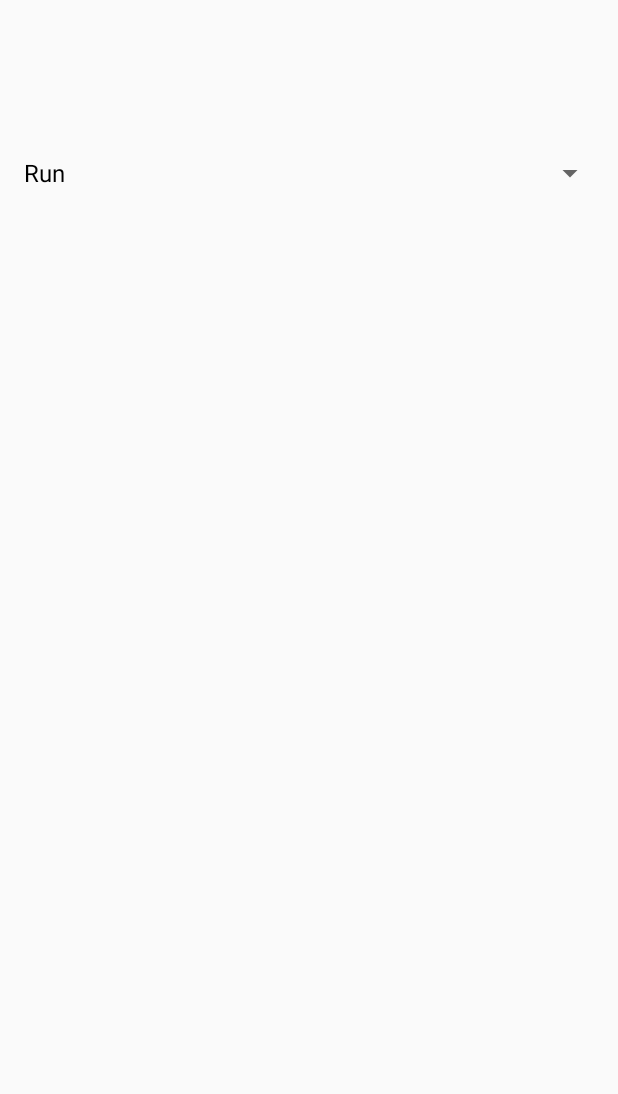
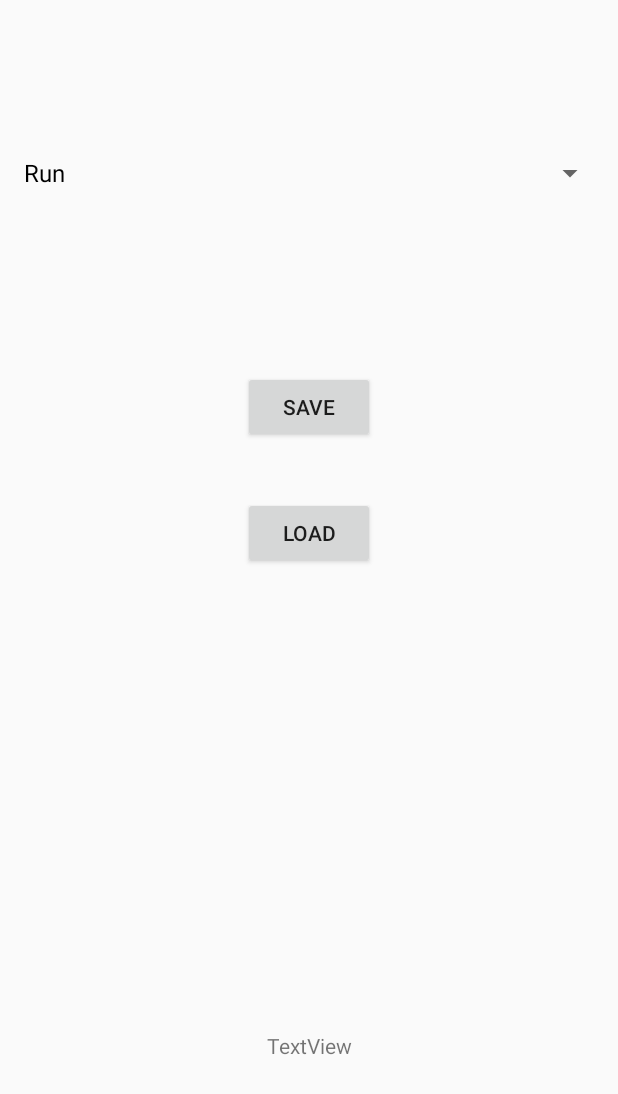
Before and after one commit to IvayloAsenov/GymBuddy, an Android app: the AddWorkout screen opened directly, with no data from a screen before it, on a phone screen of 412 x 824 dp. Before the commit the part shown is almost empty. Shown: the top 1094 px of the screen. Run offline under Robolectric (Android 15) with nearby library versions, the phone set to English and light mode, and no system bars.

Commit message:
-Added Load/Save methods that save the workouts in a file

```diff
--- a/app/src/main/res/layout/activity_add_workout.xml
+++ b/app/src/main/res/layout/activity_add_workout.xml
@@ -6,6 +6,19 @@
     android:layout_width="match_parent"
     android:layout_height="match_parent"
     tools:context="com.example.ivo.gymbuddy.AddWorkout">
+
+    <TextView
+        android:id="@+id/text"
+        android:layout_width="wrap_content"
+        android:layout_height="wrap_content"
+        android:text="TextView"
+        tools:layout_constraintRight_creator="1"
+        tools:layout_constraintBottom_creator="1"
+        app:layout_constraintBottom_toBottomOf="parent"
+        app:layout_constraintRight_toRightOf="parent"
+        tools:layout_constraintLeft_creator="1"
+        android:layout_marginBottom="117dp"
+        app:layout_constraintLeft_toLeftOf="parent" />
 
     <Spinner
         android:id="@+id/workouts_spinner"
@@ -22,4 +35,34 @@
         app:layout_constraintTop_toTopOf="parent"
         android:layout_marginLeft="8dp"
         android:layout_marginRight="8dp" />
+
+    <Button
+        android:id="@+id/b_save"
+        android:layout_width="wrap_content"
+        android:layout_height="wrap_content"
+        android:text="Save"
+        tools:layout_constraintTop_creator="1"
+        tools:layout_constraintRight_creator="1"
+        tools:layout_constraintBottom_creator="1"
+        app:layout_constraintBottom_toBottomOf="@+id/textView"
+        app:layout_constraintRight_toRightOf="parent"
+        android:layout_marginTop="156dp"
+        tools:layout_constraintLeft_creator="1"
+        android:layout_marginBottom="155dp"
+        app:layout_constraintLeft_toLeftOf="parent"
+        app:layout_constraintTop_toTopOf="@+id/workouts_spinner" />
+
+    <Button
+        android:id="@+id/b_load"
+        android:layout_width="wrap_content"
+        android:layout_height="wrap_content"
+        android:text="Load"
+        tools:layout_constraintTop_creator="1"
+        tools:layout_constraintRight_creator="1"
+        app:layout_constraintRight_toRightOf="@+id/b_save"
+        android:layout_marginTop="36dp"
+        app:layout_constraintTop_toBottomOf="@+id/b_save"
+        tools:layout_constraintLeft_creator="1"
+        app:layout_constraintLeft_toLeftOf="@+id/b_save" />
+
 </android.support.constraint.ConstraintLayout>
```
Also changed, not shown: app/src/main/java/com/example/ivo/gymbuddy/AddWorkout.java (+84 -0 lines).
